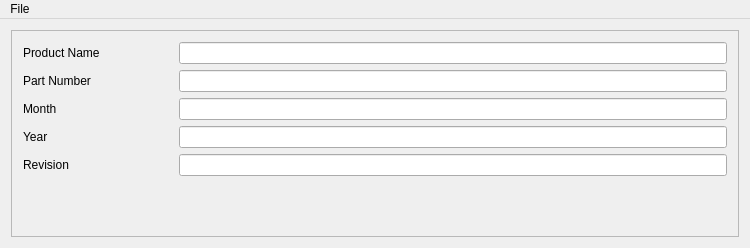
daemonangel/Ditaform, file RegulatoryTemplate.ui: the form before one commit.
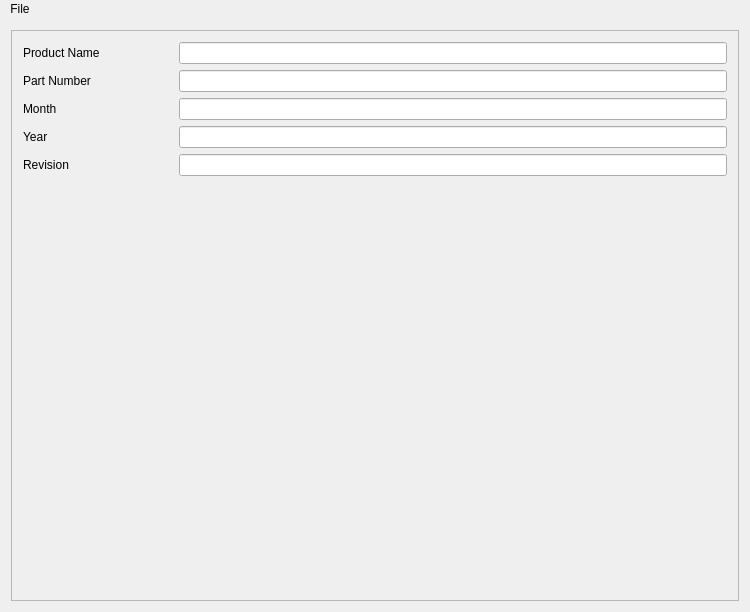
The form after the commit. Icons and pictures are not drawn.

What changed in the file:
```diff
--- a/RegulatoryTemplate.ui
+++ b/RegulatoryTemplate.ui
@@ -10,7 +10,7 @@
     <x>0</x>
     <y>0</y>
     <width>750</width>
-    <height>248</height>
+    <height>612</height>
    </rect>
   </property>
   <property name="sizePolicy">
@@ -22,6 +22,13 @@
   <property name="windowTitle">
    <string>Ditaform</string>
   </property>
+  <property name="windowIcon">
+   <iconset resource="RegulatoryTemplate.qrc">
+    <normaloff>:/ico/dfico.svg</normaloff>:/ico/dfico.svg</iconset>
+  </property>
+  <property name="styleSheet">
+   <string notr="true">border-color: qlineargradient(spread:pad, x1:0, y1:0, x2:1, y2:0, stop:0 rgba(255, 220, 220, 255), stop:0.166 rgba(255, 255, 217, 255), stop:0.333 rgba(219, 255, 219, 255), stop:0.5 rgba(217, 255, 255, 255), stop:0.666 rgba(219, 219, 255, 255), stop:0.833 rgba(255, 217, 255, 255), stop:1 rgba(255, 222, 222, 255));</string>
+  </property>
   <property name="dockNestingEnabled">
    <bool>false</bool>
   </property>
@@ -35,6 +42,9 @@
      <verstretch>0</verstretch>
     </sizepolicy>
    </property>
+   <property name="styleSheet">
+    <string notr="true"/>
+   </property>
    <layout class="QVBoxLayout" name="verticalLayout">
     <item>
      <widget class="QScrollArea" name="scrollArea">
@@ -56,7 +66,7 @@
          <x>0</x>
          <y>0</y>
          <width>730</width>
-         <height>206</height>
+         <height>570</height>
         </rect>
        </property>
        <property name="sizePolicy">
```
Left out of the diff: 4 changed lines with no effect on the pictures.
